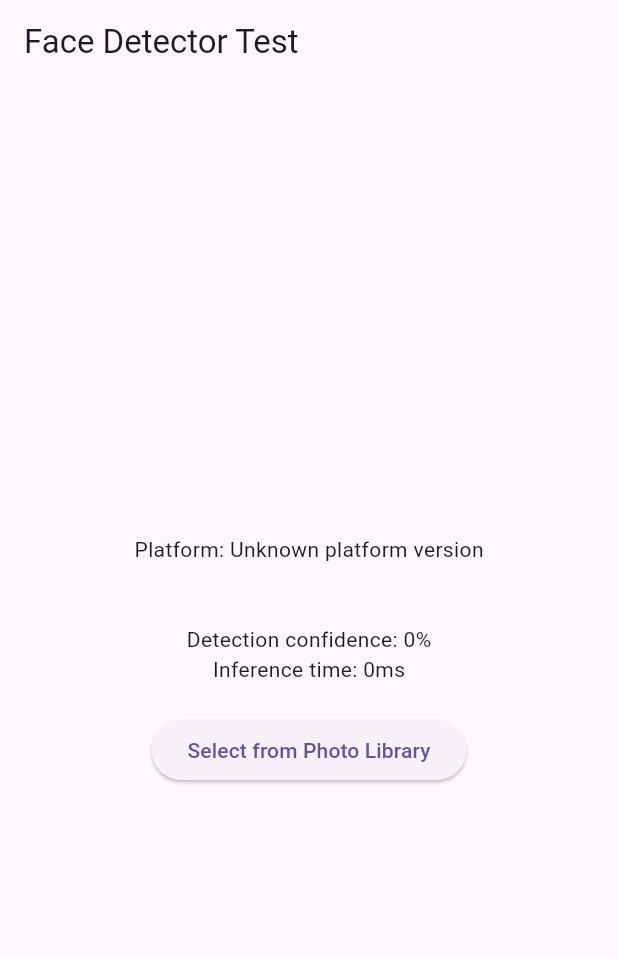
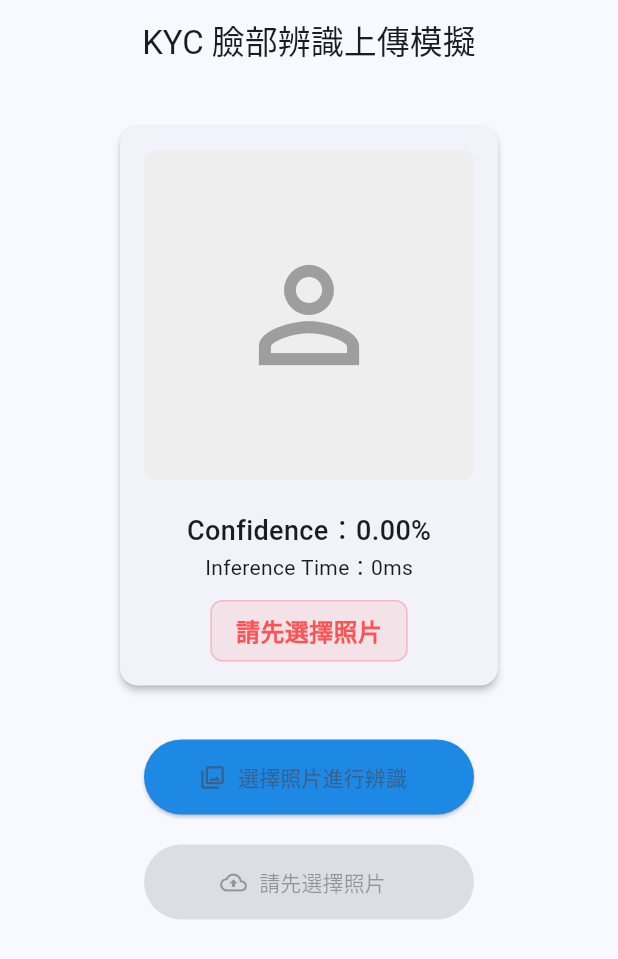
Before and after one commit to chunta/flutter_google_edgeai_face_detection, a Flutter app: the screen it shows after launch, on a phone screen of 412 x 824 dp. Shown: the top 959 px of the screen. Run offline on Flutter 3.47's test engine with Material 3 defaults, Android fonts, the phone set to English and light mode, and no system bars; our stand-ins replace image_picker, plugin_platform_interface.

Commit message:
release 0.0.3

```diff
--- a/example/lib/main.dart
+++ b/example/lib/main.dart
@@ -4,41 +4,20 @@ import 'package:image_picker/image_picker.dart';
 import 'package:flutter/services.dart';
 import 'package:flutter_face_detector/flutter_face_detector.dart';
 
-void main() {
-  runApp(const MyApp());
-}
+void main() => runApp(const MyApp());
 
 class MyApp extends StatefulWidget {
   const MyApp({super.key});
-
   @override
   State<MyApp> createState() => _MyAppState();
 }
 
 class _MyAppState extends State<MyApp> {
-  final _flutterFaceDetectorPlugin = FlutterFaceDetector();
+  final _detector = FlutterFaceDetector();
 
-  String _confidence = '0%';
+  double _confidenceValue = 0.0;
   String _inferenceTime = '0ms';
-  String _platformVersion = 'Unknown';
   Uint8List? _imageBytes;
-
-  @override
-  void initState() {
-    super.initState();
-    initPlatformState();
-  }
-
-  Future<void> initPlatformState() async {
-    try {
-      final platformVersion =
-          await _flutterFaceDetectorPlugin.getPlatformVersion() ??
-              'Unknown platform version';
-      setState(() => _platformVersion = platformVersion);
-    } on PlatformException {
-      setState(() => _platformVersion = 'Failed to get platform version.');
-    }
-  }
 
   Future<void> _pickImageAndDetect() async {
     final picker = ImagePicker();
@@ -46,14 +25,22 @@ class _MyAppState extends State<MyApp> {
     if (picked == null) return;
 
     final bytes = await picked.readAsBytes();
-    setState(() => _imageBytes = bytes);
+    setState(() {
+      _imageBytes = bytes;
+      _confidenceValue = 0;
+    });
 
     try {
       final Map<String, dynamic> result =
-          await _flutterFaceDetectorPlugin.faceDetectionFromImage(bytes);
+          await _detector.faceDetectionFromImage(bytes);
+
+      final raw = result['confidence']?.toString() ?? '0';
+      final cleaned = raw.replaceAll('%', '').trim();
+      final value = double.tryParse(cleaned);
+      final confidence = (value ?? 0.0) / (raw.contains('%') ? 100 : 1);
 
       setState(() {
-        _confidence = result['confidence']?.toString() ?? 'N/A';
+        _confidenceValue = confidence.clamp(0.0, 1.0);
         _inferenceTime = result['inferenceTime']?.toString() ?? 'N/A';
       });
     } catch (e) {
@@ -61,29 +48,130 @@ class _MyAppState extends State<MyApp> {
     }
   }
 
+  String get _statusText {
+    if (_imageBytes == null) return '請先選擇照片';
+    if (_confidenceValue <= 0.2) return '完全不像人臉呀';
+    if (_confidenceValue <= 0.6) return '你確定是證件照嗎？';
+    if (_confidenceValue < 0.8) return '臉部辨識不出來';
+    return '可上傳';
+  }
+
+  Color get _statusColor {
+    if (_confidenceValue < 0.6) return Colors.redAccent;
+    if (_confidenceValue < 0.8) return Colors.orangeAccent;
+    return Colors.green;
+  }
+
+  bool get _canUpload => _confidenceValue >= 0.8;
+
+  void _onUpload() {
+    ScaffoldMessenger.of(context).showSnackBar(
+      const SnackBar(content: Text('模擬上傳成功 ✅')),
+    );
+  }
+
   @override
   Widget build(BuildContext context) {
     return MaterialApp(
+      theme: ThemeData(useMaterial3: true, colorSchemeSeed: Colors.blue),
       home: Scaffold(
-        appBar: AppBar(title: const Text('Face Detector Test')),
-        body: Center(
-          child: Column(
-            mainAxisAlignment: MainAxisAlignment.center,
-            children: [
-              Text('Platform: $_platformVersion'),
-              const SizedBox(height: 20),
-              if (_imageBytes != null)
-                Image.memory(_imageBytes!,
-                    width: 200, height: 200, fit: BoxFit.cover),
-              const SizedBox(height: 20),
-              Text('Detection confidence: $_confidence'),
-              Text('Inference time: $_inferenceTime'),
-              const SizedBox(height: 20),
-              ElevatedButton(
-                onPressed: _pickImageAndDetect,
-                child: const Text('Select from Photo Library'),
-              ),
-            ],
+        appBar: AppBar(
+          title: const Text('KYC 臉部辨識上傳模擬'),
+          centerTitle: true,
+        ),
+        body: SingleChildScrollView(
+          padding: const EdgeInsets.all(24),
+          child: Center(
+            child: Column(
+              children: [
+                // 頭像顯示卡片
+                Card(
+                  elevation: 2,
+                  shape: RoundedRectangleBorder(
+                      borderRadius: BorderRadius.circular(12)),
+                  child: Padding(
+                    padding: const EdgeInsets.all(16),
+                    child: Column(
+                      children: [
+                        if (_imageBytes != null)
+                          ClipRRect(
+                            borderRadius: BorderRadius.circular(8),
+                            child: Image.memory(
+                              _imageBytes!,
+                              width: 220,
+                              height: 220,
+                              fit: BoxFit.cover,
+                            ),
+                          )
+                        else
+                          Container(
+                            width: 220,
+                            height: 220,
+                            decoration: BoxDecoration(
+                              borderRadius: BorderRadius.circular(8),
+                              color: Colors.grey.shade200,
+                            ),
+                            child: const Icon(Icons.person_outline,
+                                size: 100, color: Colors.grey),
+                          ),
+                        const SizedBox(height: 20),
+                        Text(
+                          'Confidence：${(_confidenceValue * 100).toStringAsFixed(2)}%',
+                          style: const TextStyle(
+                              fontSize: 18, fontWeight: FontWeight.w500),
+                        ),
+                        Text('Inference Time：$_inferenceTime',
+                            style: const TextStyle(fontSize: 14)),
+                        const SizedBox(height: 12),
+                        Container(
+                          padding: const EdgeInsets.symmetric(
+                              horizontal: 16, vertical: 8),
+                          decoration: BoxDecoration(
+                            color: _statusColor.withOpacity(0.1),
+                            borderRadius: BorderRadius.circular(8),
+                            border:
+                                Border.all(color: _statusColor.withOpacity(0.3)),
+                          ),
+                          child: Text(
+                            _statusText,
+                            style: TextStyle(
+                              fontSize: 16,
+                              fontWeight: FontWeight.bold,
+                              color: _statusColor,
+                            ),
+                          ),
+                        ),
+                      ],
+                    ),
+                  ),
+                ),
+                const SizedBox(height: 32),
+
+                // 選擇照片按鈕
+                ElevatedButton.icon(
+                  onPressed: _pickImageAndDetect,
+                  icon: const Icon(Icons.photo_library_outlined),
+                  label: const Text('選擇照片進行辨識'),
+                  style: ElevatedButton.styleFrom(
+                    minimumSize: const Size(220, 50),
+                    backgroundColor: Colors.blue.shade600,
+                  ),
+                ),
+                const SizedBox(height: 20),
+
+                // 上傳按鈕
+                ElevatedButton.icon(
+                  onPressed: _canUpload ? _onUpload : null,
+                  icon: const Icon(Icons.cloud_upload_outlined),
+                  label: Text(_canUpload ? '上傳' : _statusText),
+                  style: ElevatedButton.styleFrom(
+                    minimumSize: const Size(220, 50),
+                    backgroundColor:
+                        _canUpload ? Colors.green : Colors.grey.shade400,
+                  ),
+                ),
+              ],
+            ),
           ),
         ),
       ),
--- a/pubspec.yaml
+++ b/pubspec.yaml
@@ -2,7 +2,7 @@ name: flutter_face_detector
 description: >
   A Flutter plugin that integrates Google Edge AI (MediaPipe Tasks Vision)
   to perform fast and offline face detection directly on Android devices.
-version: 0.0.2
+version: 0.0.3
 homepage: https://github.com/chunta/flutter_google_edgeai_face_detection
 
 environment:
```
Also changed, not shown: upload.png (added), yousure.png (added), zero.png (added), 2 other files.
